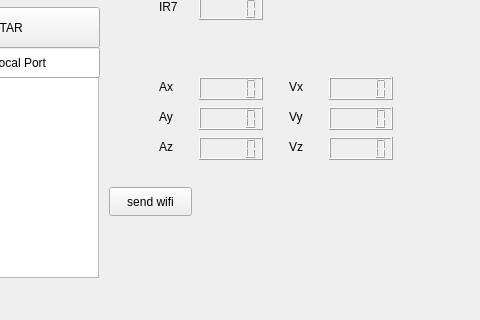
Qt form mainwindow.ui (Sebare846/QtMicro) before a commit; both pictures show x 301 to 781 and y 302 to 622 of the 933 by 622 pixel window.
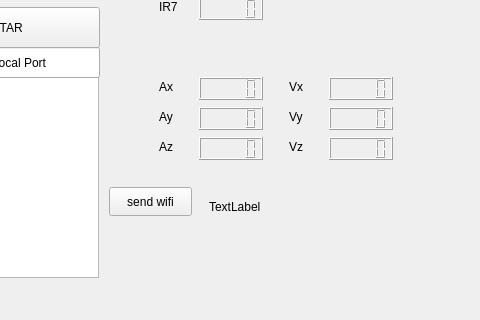
The same form after that commit.

Commit message: Recepcion de datos multipuerto

The edit to the form file:
```diff
--- a/mainwindow.ui
+++ b/mainwindow.ui
@@ -935,6 +935,19 @@
      <string>send wifi</string>
     </property>
    </widget>
+   <widget class="QLabel" name="testLabel">
+    <property name="geometry">
+     <rect>
+      <x>510</x>
+      <y>480</y>
+      <width>63</width>
+      <height>20</height>
+     </rect>
+    </property>
+    <property name="text">
+     <string>TextLabel</string>
+    </property>
+   </widget>
   </widget>
   <widget class="QMenuBar" name="menubar">
    <property name="geometry">
```
The commit also changes 2 other files.
